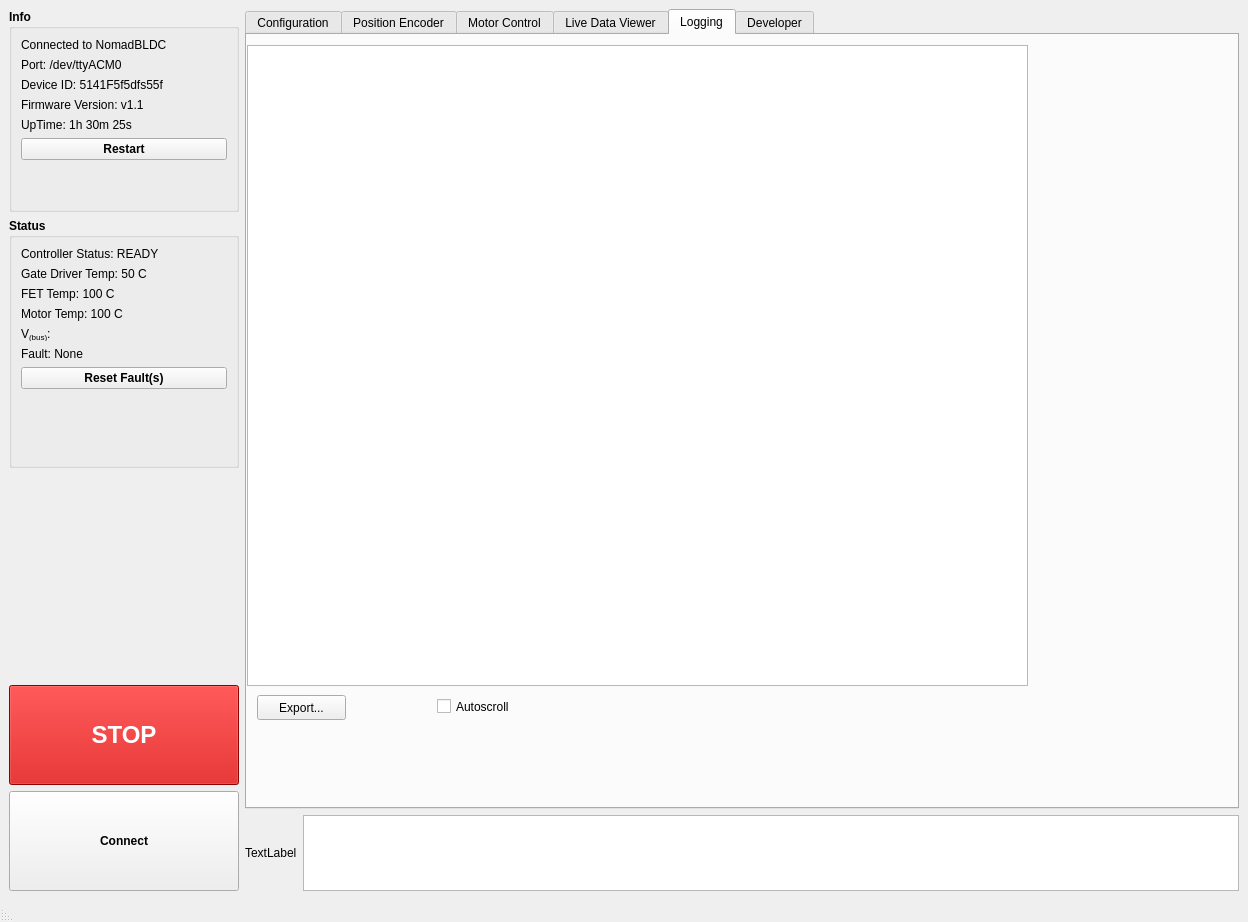
First picture: the form in Hardware/Actuator/NomadBLDC/Tools/NomadBLDCGUI.ui, repository implementedrobotics/Nomad, before the edit.
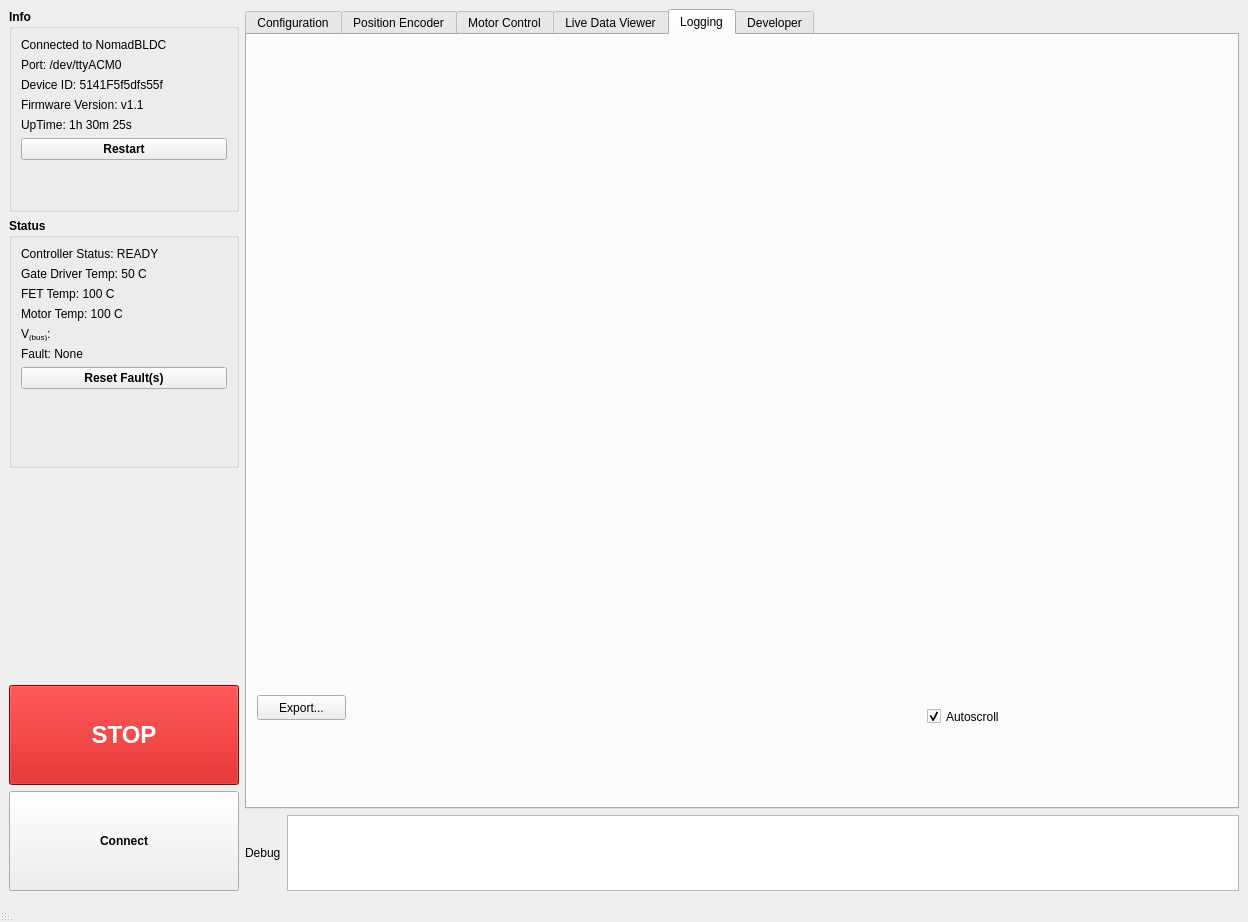
Second picture: the form after the edit. The open tabs and pages were chosen to show the change.

The edit to the form file:
```diff
--- a/Hardware/Actuator/NomadBLDC/Tools/NomadBLDCGUI.ui
+++ b/Hardware/Actuator/NomadBLDC/Tools/NomadBLDCGUI.ui
@@ -1204,26 +1204,6 @@
            <attribute name="title">
             <string>Logging</string>
            </attribute>
-           <widget class="QTextEdit" name="textEdit">
-            <property name="geometry">
-             <rect>
-              <x>0</x>
-              <y>10</y>
-              <width>781</width>
-              <height>641</height>
-             </rect>
-            </property>
-            <property name="readOnly">
-             <bool>true</bool>
-            </property>
-            <property name="html">
-             <string>&lt;!DOCTYPE HTML PUBLIC &quot;-//W3C//DTD HTML 4.0//EN&quot; &quot;http://www.w3.org/TR/REC-html40/strict.dtd&quot;&gt;
-&lt;html&gt;&lt;head&gt;&lt;meta name=&quot;qrichtext&quot; content=&quot;1&quot; /&gt;&lt;style type=&quot;text/css&quot;&gt;
-p, li { white-space: pre-wrap; }
-&lt;/style&gt;&lt;/head&gt;&lt;body style=&quot; font-family:'Ubuntu'; font-size:11pt; font-weight:400; font-style:normal;&quot;&gt;
-&lt;p style=&quot;-qt-paragraph-type:empty; margin-top:0px; margin-bottom:0px; margin-left:0px; margin-right:0px; -qt-block-indent:0; text-indent:0px;&quot;&gt;&lt;br /&gt;&lt;/p&gt;&lt;/body&gt;&lt;/html&gt;</string>
-            </property>
-           </widget>
            <widget class="QPushButton" name="pushButton">
             <property name="geometry">
              <rect>
@@ -1240,8 +1220,8 @@
            <widget class="QCheckBox" name="checkBox">
             <property name="geometry">
              <rect>
-              <x>190</x>
-              <y>660</y>
+              <x>680</x>
+              <y>670</y>
               <width>92</width>
               <height>23</height>
              </rect>
@@ -1249,6 +1229,9 @@
             <property name="text">
              <string>Autoscroll</string>
             </property>
+            <property name="checked">
+             <bool>true</bool>
+            </property>
            </widget>
           </widget>
           <widget class="QWidget" name="tab_6">
@@ -1282,12 +1265,23 @@
           <item>
            <widget class="QLabel" name="label_9">
             <property name="text">
-             <string>TextLabel</string>
+             <string>Debug</string>
             </property>
            </widget>
           </item>
           <item>
-           <widget class="QGraphicsView" name="graphicsView_2"/>
+           <widget class="QTextEdit" name="logTerminalEdit">
+            <property name="readOnly">
+             <bool>true</bool>
+            </property>
+            <property name="html">
+             <string>&lt;!DOCTYPE HTML PUBLIC &quot;-//W3C//DTD HTML 4.0//EN&quot; &quot;http://www.w3.org/TR/REC-html40/strict.dtd&quot;&gt;
+&lt;html&gt;&lt;head&gt;&lt;meta name=&quot;qrichtext&quot; content=&quot;1&quot; /&gt;&lt;style type=&quot;text/css&quot;&gt;
+p, li { white-space: pre-wrap; }
+&lt;/style&gt;&lt;/head&gt;&lt;body style=&quot; font-family:'Ubuntu'; font-size:11pt; font-weight:400; font-style:normal;&quot;&gt;
+&lt;p style=&quot;-qt-paragraph-type:empty; margin-top:0px; margin-bottom:0px; margin-left:0px; margin-right:0px; -qt-block-indent:0; text-indent:0px;&quot;&gt;&lt;br /&gt;&lt;/p&gt;&lt;/body&gt;&lt;/html&gt;</string>
+            </property>
+           </widget>
           </item>
          </layout>
         </item>
```
Left out of the diff: 2 changed lines with no effect on the pictures.
